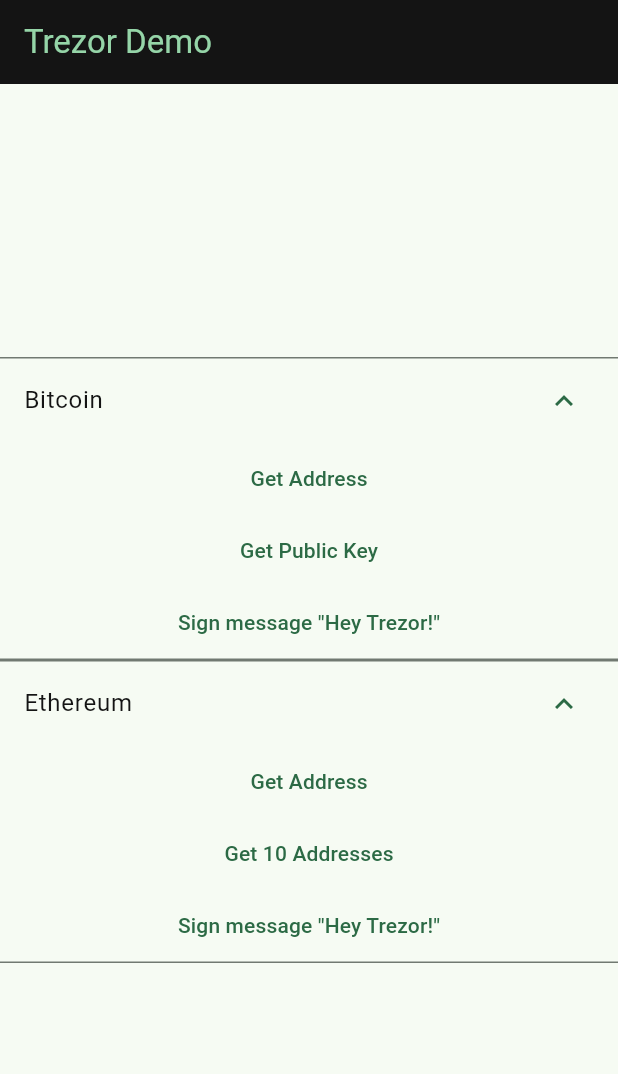
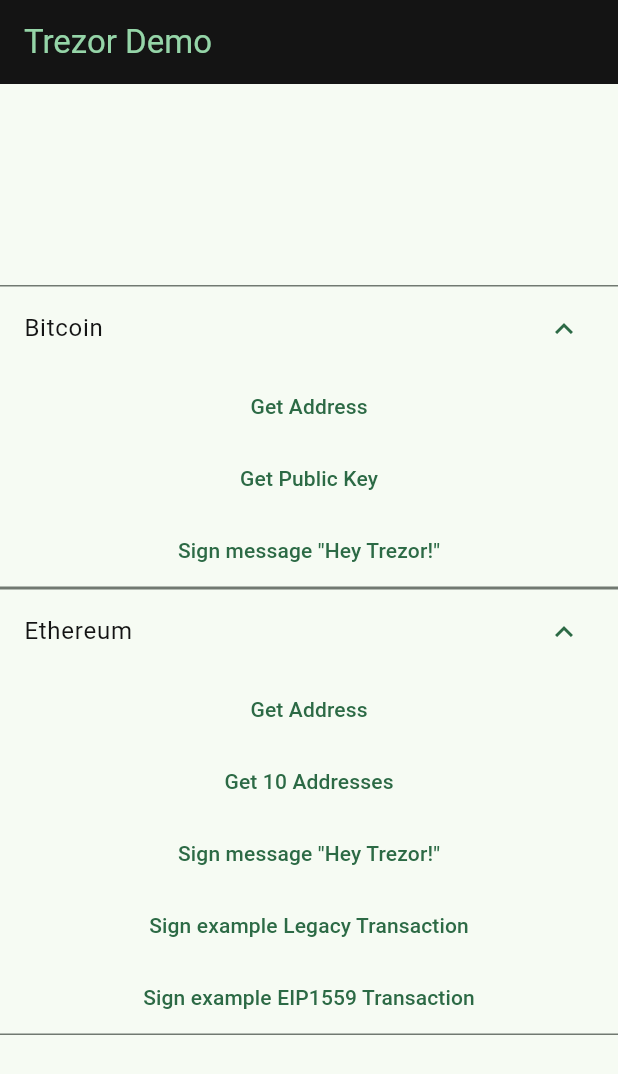
Before and after one commit to cake-tech/trezor_connect, a Flutter app: the screen it shows after launch, after a tap on "Bitcoin", after a tap on "Ethereum", on a phone screen of 412 x 824 dp. Shown: the top 1074 px of the screen. Run offline on Flutter 3.47's test engine with Material 3 defaults, Android fonts, the phone set to English and light mode, and no system bars; our stand-ins replace app_links.

Commit message:
feat: Add Ethereum transaction signing support for Legacy and EIP-1559 transactions

```diff
--- a/lib/coins/ethereum.dart
+++ b/lib/coins/ethereum.dart
@@ -144,4 +144,48 @@ extension TrezorConnectEthereum on TrezorConnect {
 
     return completer.future;
   }
+
+  /// Asks device to sign given transaction using the private key derived by given BIP32 path. User is asked to confirm all transaction details on Trezor.
+  ///
+  /// [path] minimum length is 3.
+  /// [message] message to sign in plain text
+  /// [chunkify] (Optional) determines if recipient address will be displayed in chunks of 4 characters. Default is set to false
+  Future<TrezorEthereumSignedTx?> ethereumSignTransaction(
+    String path, {
+    required TrezorEthereumTransaction transaction,
+    bool? chunkify,
+  }) {
+    final completer = Completer<TrezorEthereumSignedTx>();
+
+    launchDeeplink(
+      method: "ethereumSignTransaction",
+      params: {'path': path,
+        'transaction': {
+          'to': transaction.to,
+          'value': transaction.value,
+          if (transaction.data != null) 'data': transaction.data,
+          'chainId': transaction.chainId,
+          'nonce': transaction.nonce,
+          'gasLimit': transaction.gasLimit,
+          if (transaction.gasPrice != null) 'gasPrice': transaction.gasPrice,
+          if (transaction.maxFeePerGas != null) 'maxFeePerGas': transaction
+              .maxFeePerGas,
+          if (transaction.maxPriorityFeePerGas !=
+              null) 'maxPriorityFeePerGas': transaction.maxPriorityFeePerGas,
+          if (transaction.txType != null) 'txType': transaction.txType,
+        },
+        if (chunkify != null) 'chunkify': chunkify},
+      callback: (Uri uri) {
+        Map<String, dynamic> response = jsonDecode(
+          uri.queryParameters["response"]!,
+        );
+
+        completer.complete(
+          TrezorEthereumSignedTx.fromJson(response["payload"]),
+        );
+      },
+    );
+
+    return completer.future;
+  }
 }
--- a/lib/models.dart
+++ b/lib/models.dart
@@ -13,6 +13,32 @@ class TrezorGetAddressParams {
     this.address,
     this.coin,
     this.scriptType,
+  });
+}
+
+class TrezorEthereumTransaction {
+  final String to;
+  final String value;
+  final String? gasPrice;
+  final String gasLimit;
+  final String? maxFeePerGas;
+  final String? maxPriorityFeePerGas;
+  final String nonce;
+  final String? data;
+  final int chainId;
+  final int? txType;
+
+  const TrezorEthereumTransaction({
+    required this.to,
+    required this.value,
+    required this.gasLimit,
+    required this.nonce,
+    required this.chainId,
+    this.gasPrice,
+    this.maxFeePerGas,
+    this.maxPriorityFeePerGas,
+    this.data,
+    this.txType,
   });
 }
 
@@ -119,3 +145,27 @@ class TrezorMessageSignature {
         signature: payload['signature'],
       );
 }
+
+class TrezorEthereumSignedTx {
+  /// hexadecimal string with "0x" prefix
+  final String v;
+
+  /// hexadecimal string with "0x" prefix
+  final String r;
+
+  /// hexadecimal string with "0x" prefix
+  final String s;
+
+  const TrezorEthereumSignedTx._({
+    required this.v,
+    required this.r,
+    required this.s,
+  });
+
+  static TrezorEthereumSignedTx fromJson(Map<String, dynamic> payload) =>
+      TrezorEthereumSignedTx._(
+        v: payload['v'],
+        r: payload['r'],
+        s: payload['s'],
+      );
+}
```
Also changed, not shown: example/lib/main.dart (+43 -0 lines).
